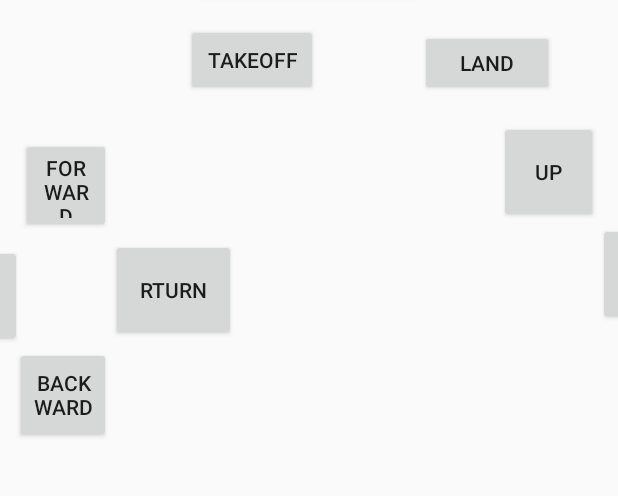
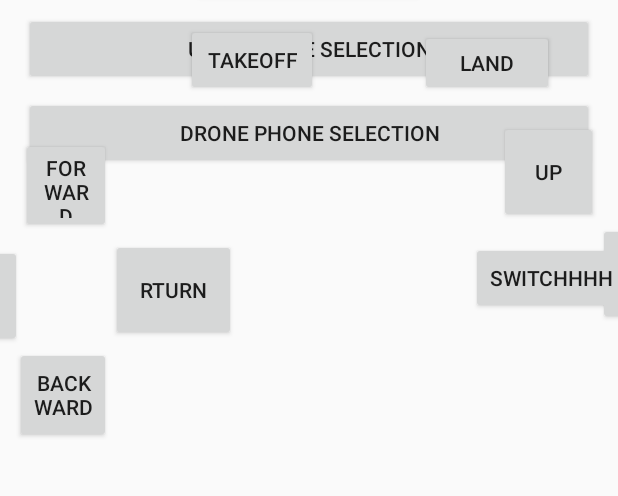
Before and after one commit to craft017/CSUSM-3D-Drone-Software, an Android app: the UserInterface screen opened directly, with no data from a screen before it, on a phone screen of 412 x 824 dp, the part 72-568 px from its top. Run offline under Robolectric (Android 15) with nearby library versions, the phone set to English and light mode, and no system bars; libraries missing offline, so code that uses them is left out: androidx.camera.core, androidx.camera.lifecycle, androidx.camera.view; plain views replace PreviewView; 3 statements that could not run were skipped.

Commit message:
Fixing UI layout, adding second phone functionality

```diff
--- a/app/build.gradle.kts
+++ b/app/build.gradle.kts
@@ -29,6 +29,9 @@ android {
         sourceCompatibility = JavaVersion.VERSION_1_8
         targetCompatibility = JavaVersion.VERSION_1_8
     }
+    buildFeatures {
+        viewBinding = true
+    }
 }
 
 dependencies {
@@ -52,5 +55,6 @@ dependencies {
 
     implementation (libs.androidx.camera.view.v140alpha04)
     implementation (libs.androidx.camera.extensions)
+    implementation (libs.nanohttpd.websocket)
   //  implementation(libs.quickbirdstudios.opencv.android)
 }
--- a/app/src/main/AndroidManifest.xml
+++ b/app/src/main/AndroidManifest.xml
@@ -20,7 +20,7 @@
         >
 
 
-        <activity android:name=".ModeSelectionActivity"
+        <activity android:name=".ModeSelectionFragment"
             android:exported="true">
             <intent-filter>
                 <action android:name="android.intent.action.MAIN" />
--- a/app/src/main/java/com/example/airsimapp/AirSimFlightController.java
+++ b/app/src/main/java/com/example/airsimapp/AirSimFlightController.java
@@ -18,7 +18,7 @@ public class AirSimFlightController implements flightControllerInterface {
 
     @Override
     public void connect() {
-        Request request = new Request.Builder().url("ws://10.0.2.2:8765").build();
+        Request request = new Request.Builder().url("ws://10.0.2.2:8766").build();
         webSocket = client.newWebSocket(request, new EchoWebSocketListener());
     }
 
--- /dev/null
+++ b/app/src/main/java/com/example/airsimapp/ModeSelectionFragment.java
@@ -0,0 +1,53 @@
+package com.example.airsimapp;
+
+import android.os.Bundle;
+import android.view.LayoutInflater;
+import android.view.View;
+import android.view.ViewGroup;
+import android.widget.Button;
+
+import androidx.annotation.NonNull;
+import androidx.annotation.Nullable;
+import androidx.fragment.app.Fragment;
+import androidx.fragment.app.FragmentTransaction;
+
+import java.util.Objects;
+
+// ModeSelectionFragment.java
+public class ModeSelectionFragment extends Fragment {
+
+    private Button userPhoneButton;
+    private Button dronePhoneButton;
+
+    public ModeSelectionFragment() {
+        // Required empty public constructor
+    }
+
+    @Override
+    public View onCreateView(@NonNull LayoutInflater inflater, @Nullable ViewGroup container,
+                             @Nullable Bundle savedInstanceState) {
+        View rootView = inflater.inflate(R.layout.activity_mode_selection, container, false);
+
+        userPhoneButton = rootView.findViewById(R.id.user_phone_fragment);
+        dronePhoneButton = rootView.findViewById(R.id.drone_phone_fragment);
+
+        userPhoneButton.setOnClickListener(v -> switchToUserPhoneMode());
+        dronePhoneButton.setOnClickListener(v -> switchToDronePhoneMode());
+
+        return rootView;
+    }
+
+    private void switchToUserPhoneMode() {
+        FragmentTransaction transaction = requireActivity().getSupportFragmentManager().beginTransaction();
+        transaction.replace(R.id.fragment_container, new UserPhoneFragment());
+        transaction.addToBackStack(null);  // To allow the user to go back
+        transaction.commit();
+    }
+
+    private void switchToDronePhoneMode() {
+        FragmentTransaction transaction = getActivity().getSupportFragmentManager().beginTransaction();
+        transaction.replace(R.id.fragment_container, new DronePhoneFragment());
+        transaction.addToBackStack(null);
+        transaction.commit();
+    }
+}
--- a/app/src/main/java/com/example/airsimapp/UserInterface.java
+++ b/app/src/main/java/com/example/airsimapp/UserInterface.java
@@ -3,6 +3,7 @@ import android.content.pm.PackageManager;
 import android.os.Bundle;
 import android.os.Handler;
 import android.os.Looper;
+import android.text.method.ScrollingMovementMethod;
 import android.util.Log;
 import android.view.MotionEvent;
 import android.view.View;
@@ -38,7 +39,7 @@ public class UserInterface extends AppCompatActivity {
     private static final String TAG = "UserInterface";
     private static final int REQUEST_CODE_PERMISSIONS = 10;
     private static final String[] REQUIRED_PERMISSIONS = {Manifest.permission.CAMERA};
-    private Button start, forward, backward, left, right, takeoff, land, up, down, Rleft, Rright;
+    private Button start, forward, backward, left, right, takeoff, land, up, down, Rleft, Rright, switchScreens;
     private TextView output;
     private Orchestrator orchestrator;
     private PreviewView previewView;
@@ -56,10 +57,11 @@ public class UserInterface extends AppCompatActivity {
         super.onCreate(savedInstanceState);
         setContentView(R.layout.activity_main);
 
-        String mode = getIntent().getStringExtra("MODE");
-
-        if ("control_board".equals(mode)) {
-            findViewById(R.id.button_layout).setVisibility(View.GONE); // Hide controller buttons
+        if (savedInstanceState == null) {
+            // Set the ModeSelectionFragment as the initial fragment
+            getSupportFragmentManager().beginTransaction()
+                    .replace(R.id.fragment_container, new ModeSelectionFragment())
+                    .commit();
         }
 
         // Initialize UI components
@@ -74,11 +76,16 @@ public class UserInterface extends AppCompatActivity {
         down = findViewById(R.id.go_down);
         Rleft = findViewById(R.id.Rleft);
         Rright = findViewById(R.id.Rright);
-
+        switchScreens = findViewById(R.id.switchScreens);
         output = findViewById(R.id.output);
+        output.setMovementMethod(new ScrollingMovementMethod());
         previewView = findViewById(R.id.previewView);
         flightControllerSpinner = findViewById(R.id.flight_controller_spinner);
 
+//        switchScreens.setOnClickListener(v -> setContentView(R.layout.activity_mode_selection));
+//        if (switchScreens.hasFocus()){
+//            setContentView(R.layout.activity_mode_selection);
+//        }
         // Set up Spinner (dropdown)
         String[] controllers = {"AirSim"};
         ArrayAdapter<String> adapter = new ArrayAdapter<>(this, android.R.layout.simple_spinner_dropdown_item, controllers);
--- a/app/src/main/res/layout/activity_main.xml
+++ b/app/src/main/res/layout/activity_main.xml
@@ -3,7 +3,12 @@
     xmlns:app="http://schemas.android.com/apk/res-auto"
     xmlns:tools="http://schemas.android.com/tools"
     android:layout_width="match_parent"
-    android:layout_height="match_parent">
+    android:layout_height="match_parent"
+    android:id="@+id/constraintLayout">
+    <FrameLayout
+        android:id="@+id/fragment_container"
+        android:layout_width="match_parent"
+        android:layout_height="match_parent" />
     <!-- Camera Preview as Background -->
 
 <!--    <androidx.camera.view.PreviewView-->
@@ -56,9 +61,9 @@
         android:id="@+id/button_layout"
         android:layout_width="match_parent"
         android:layout_height="wrap_content"
-        app:layout_constraintTop_toBottomOf="@+id/takeoff"
+        app:layout_constraintEnd_toEndOf="parent"
         app:layout_constraintStart_toStartOf="parent"
-        app:layout_constraintEnd_toEndOf="parent">
+        app:layout_constraintTop_toBottomOf="@+id/takeoff">
 
         <!-- Forward Button -->
 
@@ -171,17 +176,26 @@
             app:layout_constraintStart_toEndOf="@+id/go_up"
             app:layout_constraintTop_toBottomOf="@+id/go_up" />
 
+        <Button
+            android:id="@+id/switchScreens"
+            android:layout_width="wrap_content"
+            android:layout_height="wrap_content"
+            android:layout_marginStart="314dp"
+            android:layout_marginTop="97dp"
+            android:text="SWITCHHHH"
+            app:layout_constraintStart_toStartOf="parent"
+            app:layout_constraintTop_toTopOf="parent" />
+
     </androidx.constraintlayout.widget.ConstraintLayout>
 
     <!-- Output TextView -->
     <TextView
         android:id="@+id/output"
-        android:layout_width="215dp"
+        android:layout_width="wrap_content"
         android:layout_height="wrap_content"
         android:padding="16dp"
         android:scrollbars="vertical"
-        android:maxLines="2"
-        android:ellipsize="end"
+        android:maxLines="5"
         android:text="Output will appear here"
         android:layout_margin="16dp"
         android:gravity="start"
--- a/app/src/main/res/layout/activity_mode_selection.xml
+++ b/app/src/main/res/layout/activity_mode_selection.xml
@@ -5,6 +5,7 @@
     android:gravity="center"
     android:orientation="vertical"
     android:padding="16dp">
+
 
     <TextView
         android:layout_width="wrap_content"
@@ -15,17 +16,21 @@
         android:layout_marginBottom="16dp" />
 
     <Button
-        android:id="@+id/controller_mode"
+        android:id="@+id/user_phone_fragment"
         android:layout_width="match_parent"
         android:layout_height="wrap_content"
         android:text="User Phone Selection"
         android:layout_marginBottom="8dp" />
 
     <Button
-        android:id="@+id/control_board_mode"
+        android:id="@+id/drone_phone_fragment"
         android:layout_width="match_parent"
         android:layout_height="wrap_content"
         android:text="Drone Phone Selection"
         android:layout_marginBottom="16dp" />
+    <androidx.fragment.app.FragmentContainerView
+        android:layout_width="match_parent"
+        android:layout_height="match_parent"/>
+
 
 </LinearLayout>
--- a/app/src/main/res/values-night/themes.xml
+++ b/app/src/main/res/values-night/themes.xml
@@ -13,4 +13,9 @@
         <item name="android:statusBarColor">?attr/colorPrimaryVariant</item>
         <!-- Customize your theme here. -->
     </style>
+
+    <style name="ThemeOverlay.AirSimApp.FullscreenContainer" parent="">
+        <item name="fullscreenBackgroundColor">@color/light_blue_900</item>
+        <item name="fullscreenTextColor">@color/light_blue_A400</item>
+    </style>
 </resources>
--- a/app/src/main/res/values/colors.xml
+++ b/app/src/main/res/values/colors.xml
@@ -7,4 +7,9 @@
     <color name="teal_700">#FF018786</color>
     <color name="black">#FF000000</color>
     <color name="white">#FFFFFFFF</color>
+    <color name="light_blue_600">#FF039BE5</color>
+    <color name="light_blue_900">#FF01579B</color>
+    <color name="light_blue_A200">#FF40C4FF</color>
+    <color name="light_blue_A400">#FF00B0FF</color>
+    <color name="black_overlay">#66000000</color>
 </resources>
--- a/app/src/main/res/values/strings.xml
+++ b/app/src/main/res/values/strings.xml
@@ -5,4 +5,8 @@
     <string name="lturn">lturn</string>
     <string name="rturn">rturn</string>
     <string name="up">up</string>
+    <!-- TODO: Remove or change this placeholder text -->
+    <string name="hello_blank_fragment">Hello blank fragment</string>
+    <string name="dummy_button">Dummy Button</string>
+    <string name="dummy_content">DUMMY\nCONTENT</string>
 </resources>
--- a/app/src/main/res/values/themes.xml
+++ b/app/src/main/res/values/themes.xml
@@ -13,4 +13,9 @@
         <item name="android:statusBarColor">?attr/colorPrimaryVariant</item>
         <!-- Customize your theme here. -->
     </style>
+
+    <style name="ThemeOverlay.AirSimApp.FullscreenContainer" parent="">
+        <item name="fullscreenBackgroundColor">@color/light_blue_600</item>
+        <item name="fullscreenTextColor">@color/light_blue_A200</item>
+    </style>
 </resources>
--- a/app/src/main/res/xml/network_security_config.xml
+++ b/app/src/main/res/xml/network_security_config.xml
@@ -5,5 +5,6 @@
         <domain includeSubdomains="true">192.168.1.90</domain> # Jaydens IPv4 Address
         <domain includeSubdomains="true">127.0.0.1</domain>
         <domain includeSubdomains="true">10.0.2.2</domain>
+        <domain includeSubdomains="true">10.0.2.16</domain>
     </domain-config>
 </network-security-config>
--- a/gradle/libs.versions.toml
+++ b/gradle/libs.versions.toml
@@ -13,6 +13,7 @@ junitVersion = "1.2.1"
 espressoCore = "3.6.1"
 appcompat = "1.7.0"
 material = "1.12.0"
+nanohttpdWebsocket = "2.3.1"
 okhttp = "4.11.0"
 opencv-android = "4.5.0"
 picasso = "2.71828"
@@ -37,6 +38,7 @@ ext-junit = { group = "androidx.test.ext", name = "junit", version.ref = "junitV
 espresso-core = { group = "androidx.test.espresso", name = "espresso-core", version.ref = "espressoCore" }
 appcompat = { group = "androidx.appcompat", name = "appcompat", version.ref = "appcompat" }
 material = { group = "com.google.android.material", name = "material", version.ref = "material" }
+nanohttpd-websocket = { module = "org.nanohttpd:nanohttpd-websocket", version.ref = "nanohttpdWebsocket" }
 okhttp = { module = "com.squareup.okhttp3:okhttp", version.ref = "okhttp" }
 picasso = { module = "com.squareup.picasso:picasso", version.ref = "picasso" }
 quickbirdstudios-opencv-android = { module = "com.github.quickbirdstudios:opencv-android", version.ref = "opencv-android" }
```
Also changed, not shown: app/src/main/java/com/example/airsimapp/ModeSelectionActivity.java (deleted, +0 -29 lines).
